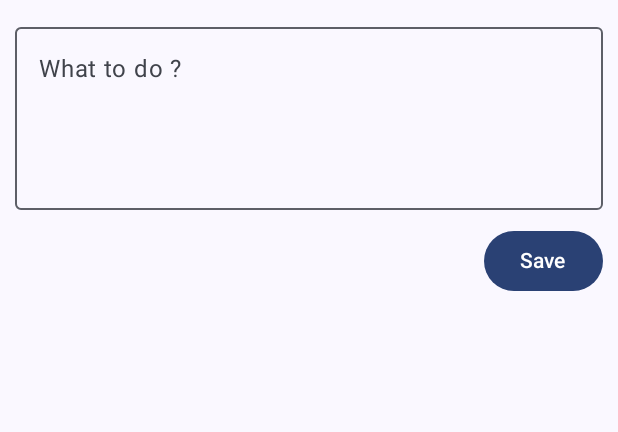
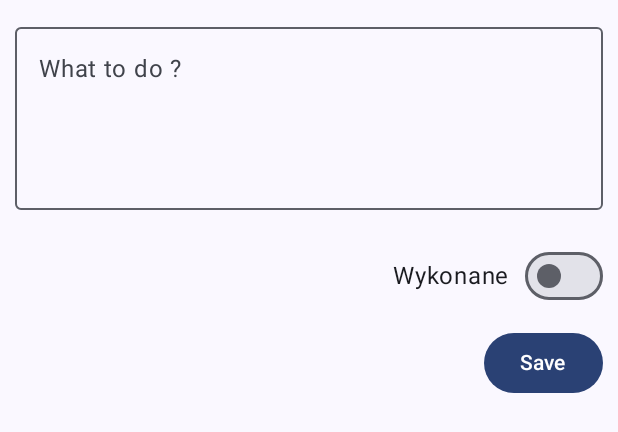
Before and after one commit to slaszu/android_todolist, an Android app built with Jetpack Compose: the @Preview function TodoFormPreview, on a phone screen of 412 x 824 dp. Shown: the top 432 px of the screen. Run offline under Robolectric (Android 15) with nearby library versions, the phone set to English and light mode, and no system bars; our stand-ins replace Room's generated code.

Commit message:
done switch | todo: filtr , sort, date, reminder

```diff
--- a/app/src/main/java/pl/slaszu/todoapp/ui/element/TodoForm.kt
+++ b/app/src/main/java/pl/slaszu/todoapp/ui/element/TodoForm.kt
@@ -10,12 +10,14 @@ import androidx.compose.foundation.layout.padding
 import androidx.compose.material3.Button
 import androidx.compose.material3.OutlinedTextField
 import androidx.compose.material3.Scaffold
+import androidx.compose.material3.Switch
 import androidx.compose.material3.Text
 import androidx.compose.runtime.Composable
 import androidx.compose.runtime.getValue
 import androidx.compose.runtime.mutableStateOf
 import androidx.compose.runtime.remember
 import androidx.compose.runtime.setValue
+import androidx.compose.ui.Alignment
 import androidx.compose.ui.Modifier
 import androidx.compose.ui.res.stringResource
 import androidx.compose.ui.tooling.preview.Preview
@@ -35,9 +37,10 @@ fun TodoForm(
         return
     }
 
-    Log.d("myapp", "TodoForm: ${item.toString()}")
+    var text by remember { mutableStateOf(item.text) }
+    var done by remember { mutableStateOf(item.done) }
 
-    var text by remember { mutableStateOf(item.text) }
+
     Column {
         OutlinedTextField(
             value = text,
@@ -52,6 +55,27 @@ fun TodoForm(
                 .padding(10.dp)
                 .fillMaxWidth()
         )
+
+        Row(
+            verticalAlignment = Alignment.CenterVertically,
+            horizontalArrangement = Arrangement.End,
+            modifier = Modifier.padding(10.dp).fillMaxWidth()
+        ) {
+
+            Text(
+                text = "Wykonane",
+                modifier = Modifier.padding(10.dp)
+            )
+            Switch(
+                checked = done,
+                onCheckedChange = {
+                    done = it
+                }
+            )
+
+        }
+
+
         Row(
             horizontalArrangement = Arrangement.End,
             modifier = Modifier
@@ -59,7 +83,7 @@ fun TodoForm(
                 .padding(horizontal = 10.dp)
         ) {
             Button(
-                onClick = { onSave(item.copy(text = text)) },
+                onClick = { onSave(item.copy(text = text, done = done)) },
             ) {
                 Text(stringResource(R.string.todo_form_save_btn))
             }
--- a/app/src/main/java/pl/slaszu/todoapp/ui/element/TodoList.kt
+++ b/app/src/main/java/pl/slaszu/todoapp/ui/element/TodoList.kt
@@ -21,6 +21,8 @@ import androidx.compose.runtime.remember
 import androidx.compose.runtime.setValue
 import androidx.compose.ui.Alignment
 import androidx.compose.ui.Modifier
+import androidx.compose.ui.text.font.FontStyle
+import androidx.compose.ui.text.style.TextDecoration
 import androidx.compose.ui.tooling.preview.Preview
 import androidx.compose.ui.unit.dp
 import pl.slaszu.todoapp.domain.TodoModel
@@ -74,6 +76,7 @@ fun TodoListItem(
 
         Text(
             text = item.text,
+            textDecoration = TextDecoration.LineThrough.takeIf { item.done },
             modifier = modifier
                 .weight(0.9f)
                 .padding(start = 16.dp)
```
